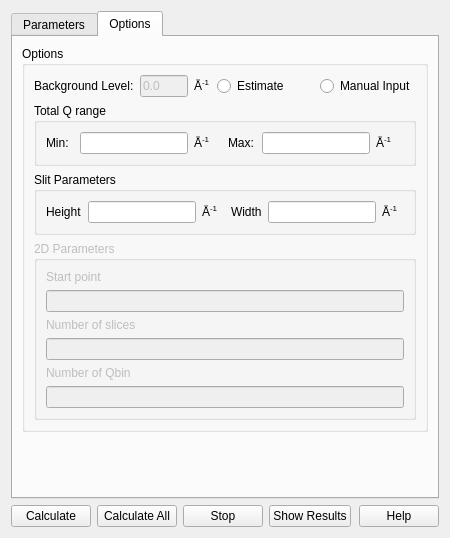
This is src/sas/qtgui/Perspectives/Inversion/UI/TabbedInversionUI.ui in SasView/sasview as Qt 5 draws it before an edit. The edited form follows.
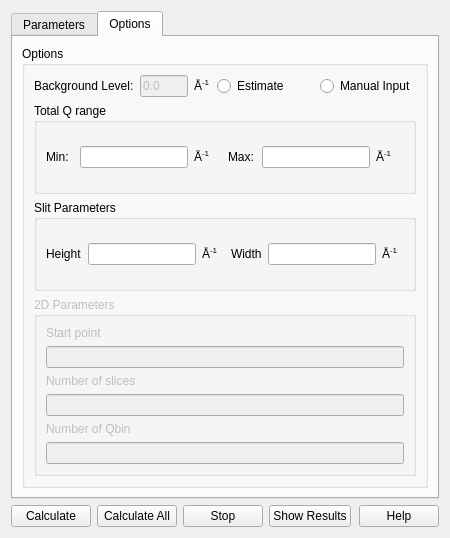
This is the edited form. The open tabs and pages were chosen to show the change.

Commit message: buggy 2D to 1D plots fixed. The 1D plot shows the correct number of slices.

```diff
--- a/src/sas/qtgui/Perspectives/Inversion/UI/TabbedInversionUI.ui
+++ b/src/sas/qtgui/Perspectives/Inversion/UI/TabbedInversionUI.ui
@@ -607,19 +607,6 @@
        <string>Options</string>
       </attribute>
       <layout class="QGridLayout" name="gridLayout_9">
-       <item row="2" column="0">
-        <spacer name="verticalSpacer">
-         <property name="orientation">
-          <enum>Qt::Vertical</enum>
-         </property>
-         <property name="sizeHint" stdset="0">
-          <size>
-           <width>20</width>
-           <height>255</height>
-          </size>
-         </property>
-        </spacer>
-       </item>
        <item row="0" column="0">
         <widget class="QGroupBox" name="groupBox">
          <property name="title">
```
Left out of the diff: 2 changed lines with no effect on the pictures. The commit also changes 1 other file.
